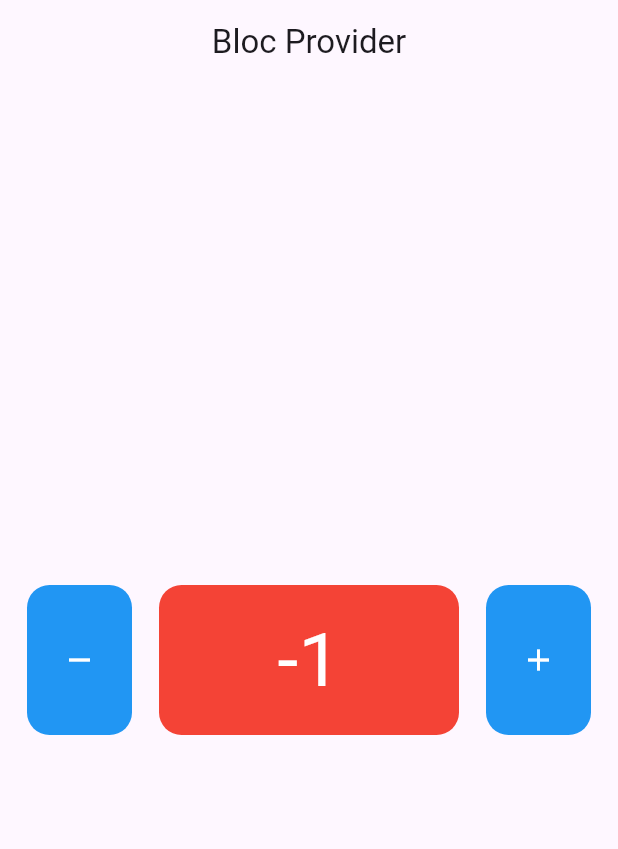
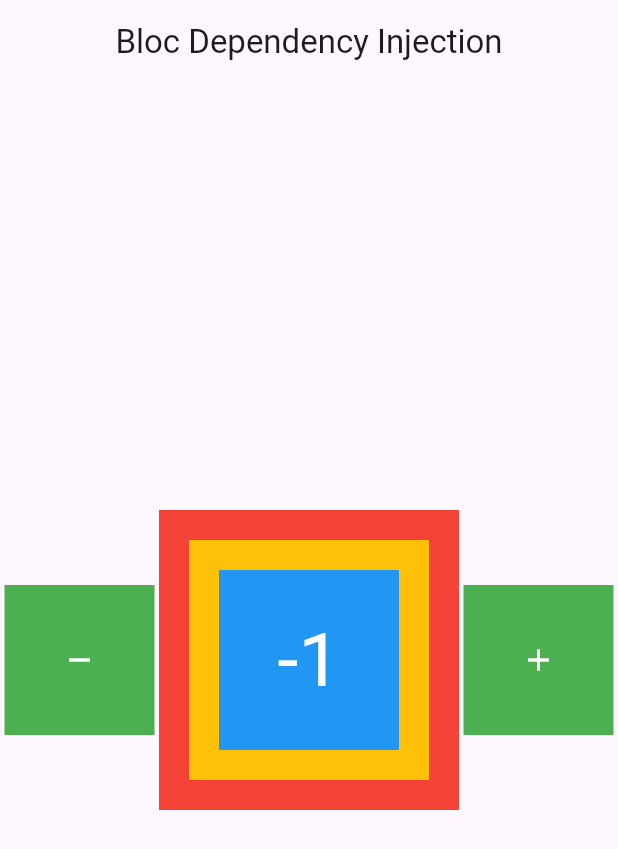
Before and after one commit to Arieffirms/Bloc, a Flutter app: the screen it shows after launch, after a tap on the "remove" icon, on a phone screen of 412 x 824 dp. Shown: the top 849 px of the screen. Run offline on Flutter 3.47's test engine with Material 3 defaults, Android fonts, the phone set to English and light mode, and no system bars; our stand-ins replace bloc, flutter_bloc.

Commit message:
materi 5

```diff
--- a/lib/main.dart
+++ b/lib/main.dart
@@ -4,8 +4,9 @@
 // import 'package:bloc_test/materi/05_bloc_consumer.dart';
 // import 'package:bloc_test/materi/bloc_stream.dart';
 // import 'package:bloc_test/materi/06_bloc_listener%20copy.dart';
-import 'package:bloc_test/materi/04_bloc/counter.dart';
-import 'package:bloc_test/materi/07_bloc_provider.dart';
+// import 'package:bloc_test/materi/07_bloc_provider.dart';
+import 'package:bloc_test/materi/08_bloc_dependency_injection.dart';
+import 'package:bloc_test/materi/08_bloc_dependency_injection/bloc/counter.dart';
 import 'package:flutter/material.dart';
 import 'package:flutter_bloc/flutter_bloc.dart';
 
@@ -16,15 +17,13 @@ void main() {
 class MyApp extends StatelessWidget {
   const MyApp({super.key});
 
-  // This widget is the root of your application.
   @override
   Widget build(BuildContext context) {
     return BlocProvider(
-      create: (context) => Counter(),
-      child: const MaterialApp(
-        debugShowCheckedModeBanner: false,
-        home: BlocProviderLearn(),
-      ),
-    );
+        create: (context) => CounterApp(),
+        child: MaterialApp(
+          debugShowCheckedModeBanner: false,
+          home: BlocDependencyInjectionLearn(),
+        ));
   }
 }
--- a/lib/materi/07_bloc_provider.dart
+++ b/lib/materi/07_bloc_provider.dart
@@ -12,7 +12,10 @@ class BlocProviderLearn extends StatelessWidget {
 
   @override
   Widget build(BuildContext context) {
+
+     // class yang sama dengan class + / -
     Counter myCounter = BlocProvider.of<Counter>(context);
+
     return Scaffold(
       appBar: AppBar(
         title: const Text("Bloc Provider"),
--- a/lib/materi/07_wiget/center_widget.dart
+++ b/lib/materi/07_wiget/center_widget.dart
@@ -9,9 +9,13 @@ class CenterWidget extends StatelessWidget {
 
   @override
   Widget build(BuildContext context) {
+
+    // class yang sama dengan class + / -
+    Counter myCounter = BlocProvider.of<Counter>(context);
+
     return Center(
       child: BlocBuilder<Counter, int>(
-        bloc: BlocProvider.of<Counter>(context),
+        bloc: myCounter,
         builder: (context, state) {
           return Text(
             "$state",
--- /dev/null
+++ b/lib/materi/08_bloc_dependency_injection.dart
@@ -0,0 +1,65 @@
+import 'package:bloc_test/materi/08_bloc_dependency_injection/bloc/counter.dart';
+import 'package:bloc_test/materi/08_bloc_dependency_injection/widgets/merah.dart';
+import 'package:flutter/material.dart';
+import 'package:flutter_bloc/flutter_bloc.dart';
+
+// ignore: must_be_immutable
+class BlocDependencyInjectionLearn extends StatelessWidget {
+  BlocDependencyInjectionLearn({super.key});
+
+  @override
+  Widget build(BuildContext context) {
+    // final myCounter = BlocProvider.of<CounterApp>(context);
+    final myCounter = context.read<CounterApp>();
+    return Scaffold(
+      appBar: AppBar(
+        title: const Text("Bloc Dependency Injection"),
+        centerTitle: true,
+      ),
+      body: Center(
+        child: Row(
+          mainAxisAlignment: MainAxisAlignment.spaceEvenly,
+          children: [
+            Material(
+              color: Colors.green,
+              child: InkWell(
+                onTap: () {
+                  // decrement
+                  myCounter.decrement();
+                },
+                splashColor: Colors.black,
+                child: const SizedBox(
+                  height: 100,
+                  width: 100,
+                  child: Icon(
+                    Icons.remove,
+                    color: Colors.white,
+                  ),
+                ),
+              ),
+            ),
+            Merah(),
+            Material(
+              color: Colors.green,
+              child: InkWell(
+                onTap: () {
+                  // increment
+                  myCounter.increment();
+                },
+                splashColor: Colors.black,
+                child: const SizedBox(
+                  height: 100,
+                  width: 100,
+                  child: Icon(
+                    Icons.add,
+                    color: Colors.white,
+                  ),
+                ),
+              ),
+            ),
+          ],
+        ),
+      ),
+    );
+  }
+}
--- /dev/null
+++ b/lib/materi/08_bloc_dependency_injection/bloc/counter.dart
@@ -0,0 +1,23 @@
+import 'package:flutter_bloc/flutter_bloc.dart';
+
+class CounterApp extends Cubit<int> {
+  CounterApp({this.init = 0}) : super(init);
+
+  int init;
+
+  void increment() => emit(state + 1);
+
+  void decrement() => emit(state - 1);
+
+  @override
+  void onChange(Change<int> change) {
+    super.onChange(change);
+    print(change);
+  }
+
+  @override
+  void onError(Object error, StackTrace stackTrace) {
+    super.onError(error, stackTrace);
+    print(error);
+  }
+}
--- /dev/null
+++ b/lib/materi/08_bloc_dependency_injection/widgets/biru.dart
@@ -0,0 +1,17 @@
+import 'package:bloc_test/materi/08_bloc_dependency_injection/widgets/center_widgets.dart';
+import 'package:flutter/material.dart';
+
+class Biru extends StatelessWidget {
+  const Biru({
+    super.key,
+  });
+
+  @override
+  Widget build(BuildContext context) {
+    return Container(
+      margin: const EdgeInsets.all(20),
+      color: Colors.blue,
+      child: CenterWidgets(),
+    );
+  }
+}
--- /dev/null
+++ b/lib/materi/08_bloc_dependency_injection/widgets/center_widgets.dart
@@ -0,0 +1,12 @@
+import 'package:bloc_test/materi/08_bloc_dependency_injection/widgets/data_widgets.dart';
+import 'package:flutter/material.dart';
+
+class CenterWidgets extends StatelessWidget {
+  const CenterWidgets({
+    super.key,
+  });
+  @override
+  Widget build(BuildContext context) {
+    return Center(child: DataWidgets());
+  }
+}
--- /dev/null
+++ b/lib/materi/08_bloc_dependency_injection/widgets/data_widgets.dart
@@ -0,0 +1,24 @@
+import 'package:bloc_test/materi/08_bloc_dependency_injection/bloc/counter.dart';
+import 'package:flutter/material.dart';
+import 'package:flutter_bloc/flutter_bloc.dart';
+
+class DataWidgets extends StatelessWidget {
+  const DataWidgets({
+    super.key,
+  });
+
+  @override
+  Widget build(BuildContext context) {
+    // final myCounter = BlocProvider.of<CounterApp>(context);
+    final myCounter = context.read<CounterApp>();
+    return BlocBuilder<CounterApp, int>(
+      bloc: myCounter,
+      builder: (context, state) {
+        return Text(
+          "$state",
+          style: const TextStyle(fontSize: 50, color: Colors.white),
+        );
+      },
+    );
+  }
+}
--- /dev/null
+++ b/lib/materi/08_bloc_dependency_injection/widgets/kuning.dart
@@ -0,0 +1,17 @@
+import 'package:bloc_test/materi/08_bloc_dependency_injection/widgets/biru.dart';
+import 'package:flutter/material.dart';
+
+class Kuning extends StatelessWidget {
+  const Kuning({
+    super.key,
+  });
+
+  @override
+  Widget build(BuildContext context) {
+    return Container(
+      margin: const EdgeInsets.all(20),
+      color: Colors.amber,
+      child: Biru(),
+    );
+  }
+}
--- /dev/null
+++ b/lib/materi/08_bloc_dependency_injection/widgets/merah.dart
@@ -0,0 +1,18 @@
+import 'package:bloc_test/materi/08_bloc_dependency_injection/widgets/kuning.dart';
+import 'package:flutter/material.dart';
+
+class Merah extends StatelessWidget {
+  const Merah({
+    super.key,
+  });
+
+  @override
+  Widget build(BuildContext context) {
+    return Container(
+      width: 200,
+      height: 200,
+      color: Colors.red,
+      child: Kuning(),
+    );
+  }
+}
```
Also changed, not shown: lib/materi/05_bloc_listener.dart (renamed from lib/materi/05_bloc_consumer.dart), lib/materi/06_bloc_consumer.dart (renamed from lib/materi/06_bloc_listener copy.dart).
